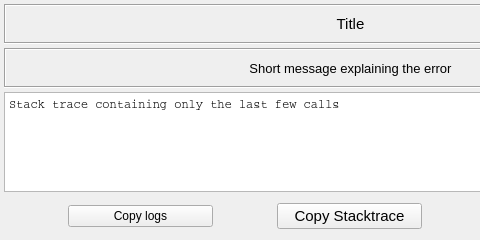
This is vibra/interface/data/ui_files/messages/exception_message.ui in MOPT-UFSC/VIBRA as Qt 5 draws it before an edit; both pictures show x 0 to 480 and y 0 to 240 of the 701 by 240 pixel window. The edited form follows.
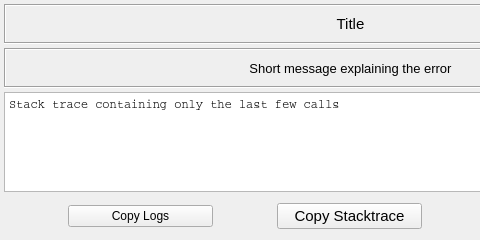
This is the edited form.

Commit message: fix button text

What changed in the file:
```diff
--- a/vibra/interface/data/ui_files/messages/exception_message.ui
+++ b/vibra/interface/data/ui_files/messages/exception_message.ui
@@ -299,7 +299,7 @@
          </size>
         </property>
         <property name="text">
-         <string>Copy logs</string>
+         <string>Copy Logs</string>
         </property>
        </widget>
       </item>
```
The commit also changes 1 other file.
